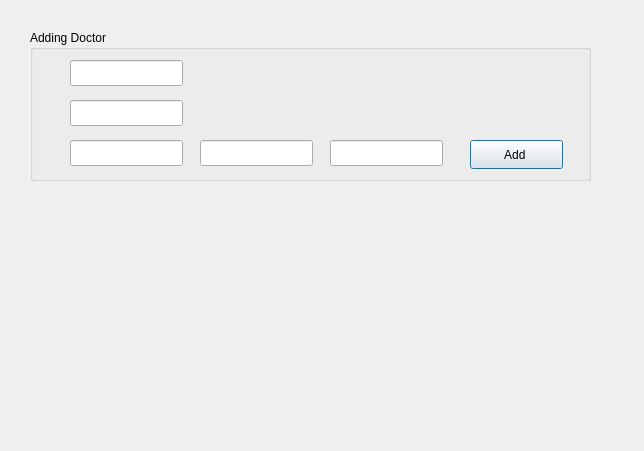
OmarZee/OmElMasreyeen, file adminwindow.ui: the form before one commit.
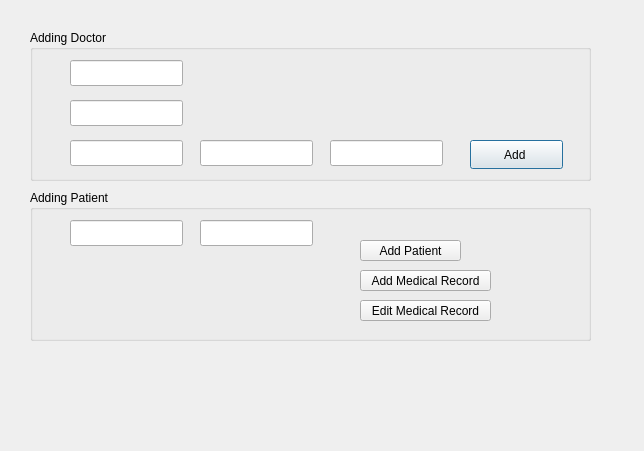
The form after the commit.

What changed in the file:
```diff
--- a/adminwindow.ui
+++ b/adminwindow.ui
@@ -89,6 +89,78 @@
     </property>
    </widget>
   </widget>
+  <widget class="QGroupBox" name="groupBox_addPatient">
+   <property name="geometry">
+    <rect>
+     <x>30</x>
+     <y>190</y>
+     <width>561</width>
+     <height>151</height>
+    </rect>
+   </property>
+   <property name="title">
+    <string>Adding Patient</string>
+   </property>
+   <widget class="QLineEdit" name="lineEdit_patientname">
+    <property name="geometry">
+     <rect>
+      <x>40</x>
+      <y>30</y>
+      <width>113</width>
+      <height>26</height>
+     </rect>
+    </property>
+   </widget>
+   <widget class="QLineEdit" name="lineEdit_patientNumber">
+    <property name="geometry">
+     <rect>
+      <x>170</x>
+      <y>30</y>
+      <width>113</width>
+      <height>26</height>
+     </rect>
+    </property>
+   </widget>
+   <widget class="QPushButton" name="pushButton_addPatient">
+    <property name="geometry">
+     <rect>
+      <x>330</x>
+      <y>50</y>
+      <width>101</width>
+      <height>21</height>
+     </rect>
+    </property>
+    <property name="text">
+     <string>Add Patient</string>
+    </property>
+   </widget>
+   <widget class="QPushButton" name="pushButton_addRecord">
+    <property name="geometry">
+     <rect>
+      <x>330</x>
+      <y>80</y>
+      <width>131</width>
+      <height>21</height>
+     </rect>
+    </property>
+    <property name="text">
+     <string>Add Medical Record</string>
+    </property>
+   </widget>
+   <widget class="QPushButton" name="pushButton_editRecord">
+    <property name="geometry">
+     <rect>
+      <x>330</x>
+      <y>110</y>
+      <width>131</width>
+      <height>21</height>
+     </rect>
+    </property>
+    <property name="text">
+     <string>Edit Medical Record</string>
+    </property>
+   </widget>
+  </widget>
  </widget>
  <resources/>
  <connections/>
```
Left out of the diff: 2 changed lines with no effect on the pictures.
